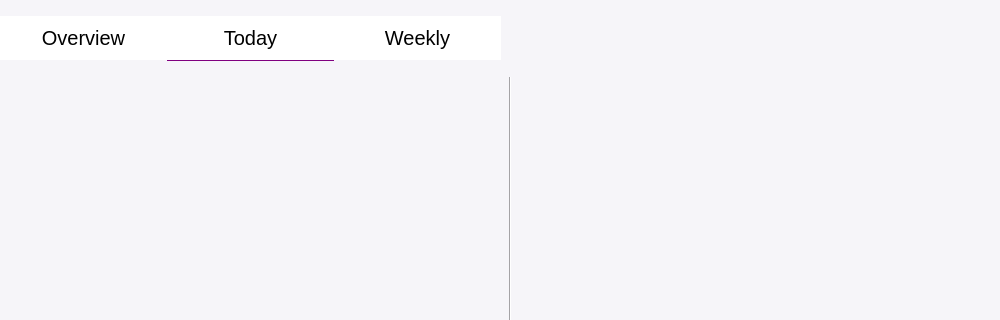
The window that ui/home.ui (teokafor/simple-goals) describes before a commit, drawn with Qt 5; both pictures show x 0 to 1000 and y 0 to 320 of the 1000 by 708 pixel window.
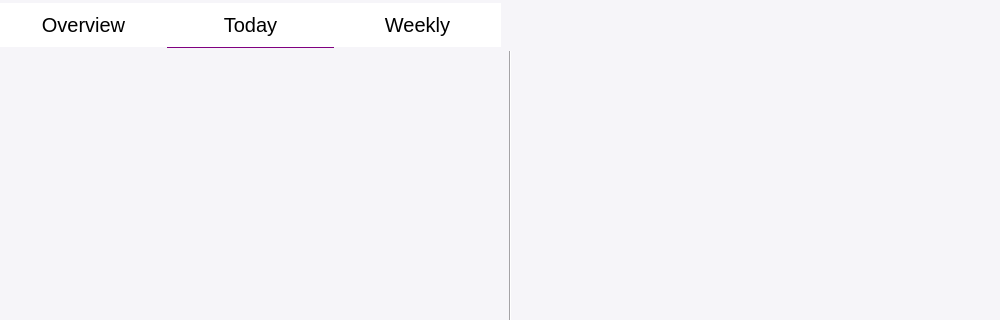
The same window after the commit.

Commit message: fix top navigation button styling

```diff
--- a/ui/home.ui
+++ b/ui/home.ui
@@ -67,7 +67,7 @@
       <x>0</x>
       <y>0</y>
       <width>1001</width>
-      <height>77</height>
+      <height>51</height>
      </rect>
     </property>
     <layout class="QHBoxLayout" name="horizontalLayout">
```
The commit also changes 2 other files.
